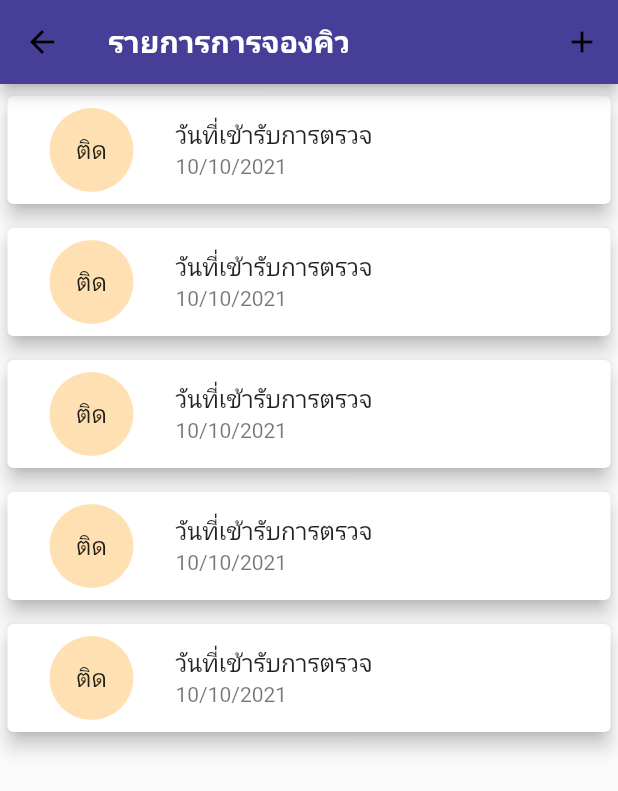
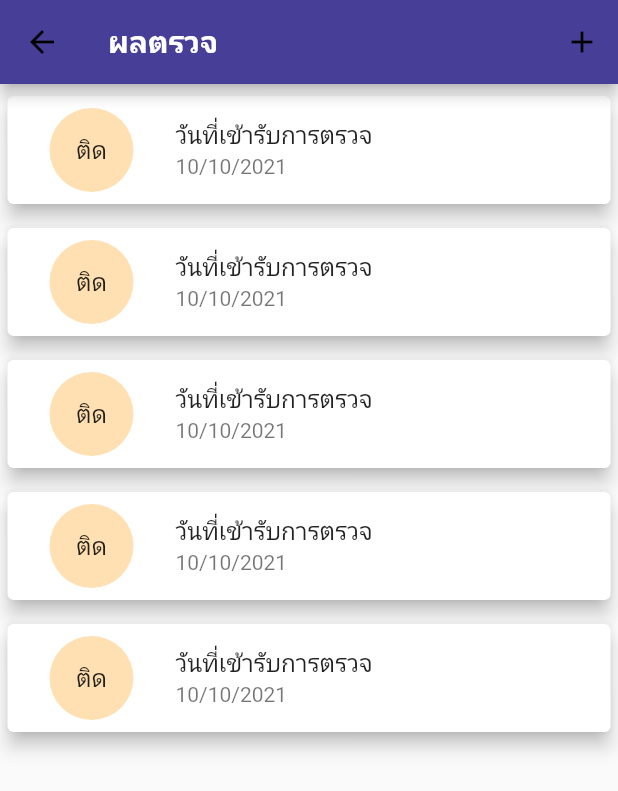
Before and after one commit to is767-1-2021/orapan, a Flutter app: the SixPage screen opened by its route, on a phone screen of 412 x 824 dp. Shown: the top 791 px of the screen. Run offline on Flutter 3.47's test engine with Material 2 defaults, Android fonts, the phone set to English and light mode, and no system bars; project files that could hold a hidden picture were left out.

Commit message:
Midterm on Sunday

```diff
--- a/midterm_app/lib/pages/six_page.dart
+++ b/midterm_app/lib/pages/six_page.dart
@@ -7,7 +7,7 @@ class SixPage extends StatelessWidget {
       return Scaffold(
         appBar: AppBar(
           title: Text(
-            'รายการการจองคิว',
+            'ผลตรวจ',
               style: TextStyle(
               fontSize: 20,
               fontWeight: FontWeight.w700,
```
